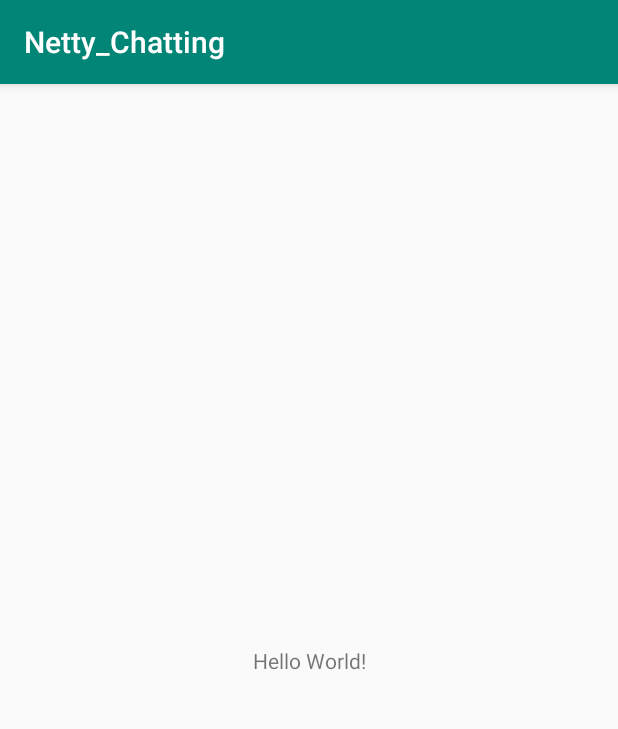
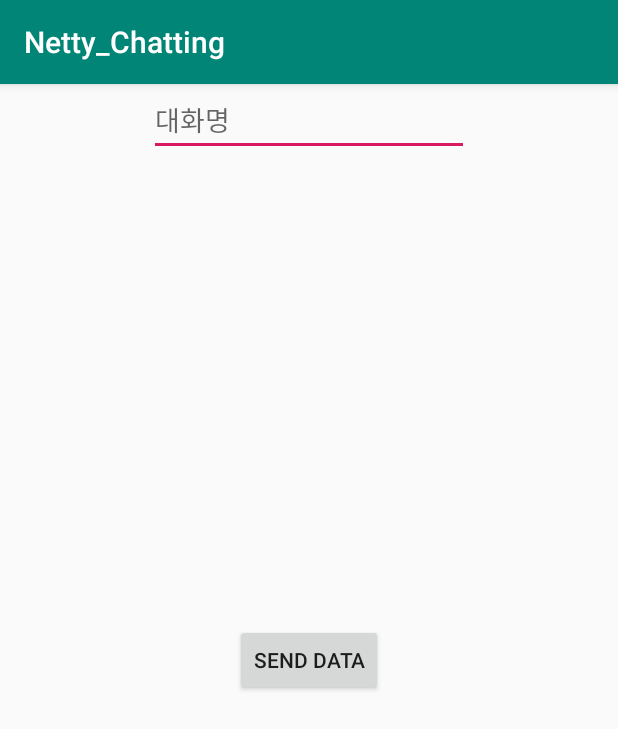
Before and after one commit to KRMKGOLD/Netty_Chat, an Android app: the screen it shows after launch (MainActivity), on a phone screen of 412 x 824 dp. Shown: the top 729 px of the screen. Run offline under Robolectric (Android 15) with nearby library versions, the phone set to English and light mode, and no system bars.

Commit message:
[Add] 어느 정도의 소켓 통신 완료

```diff
--- a/app/build.gradle
+++ b/app/build.gradle
@@ -26,4 +26,5 @@ dependencies {
     testImplementation 'junit:junit:4.12'
     androidTestImplementation 'androidx.test:runner:1.2.0'
     androidTestImplementation 'androidx.test.espresso:espresso-core:3.2.0'
+    implementation 'androidx.recyclerview:recyclerview:1.0.0'
 }
--- a/app/src/main/AndroidManifest.xml
+++ b/app/src/main/AndroidManifest.xml
@@ -1,6 +1,8 @@
 <?xml version="1.0" encoding="utf-8"?>
 <manifest xmlns:android="http://schemas.android.com/apk/res/android"
     package="com.example.netty_chatting">
+
+    <uses-permission android:name="android.permission.INTERNET"/>
 
     <application
         android:allowBackup="true"
@@ -8,6 +10,7 @@
         android:label="@string/app_name"
         android:roundIcon="@mipmap/ic_launcher_round"
         android:supportsRtl="true"
+        android:usesCleartextTraffic="true"
         android:theme="@style/AppTheme">
         <activity android:name=".MainActivity">
             <intent-filter>
--- a/app/src/main/java/com/example/netty_chatting/MainActivity.java
+++ b/app/src/main/java/com/example/netty_chatting/MainActivity.java
@@ -3,12 +3,90 @@ package com.example.netty_chatting;
 import androidx.appcompat.app.AppCompatActivity;
 
 import android.os.Bundle;
+import android.util.Log;
+import android.view.View;
+import android.widget.Button;
+import android.widget.EditText;
+
+import java.io.BufferedReader;
+import java.io.IOException;
+import java.io.InputStreamReader;
+import java.io.OutputStream;
+import java.net.Socket;
+import java.util.Arrays;
 
 public class MainActivity extends AppCompatActivity {
+
+    private Socket mSocket;
+    private EditText nameEditText;
+    private Button sendDataButton;
+
+    private BufferedReader in;
+    private OutputStream out;
 
     @Override
     protected void onCreate(Bundle savedInstanceState) {
         super.onCreate(savedInstanceState);
         setContentView(R.layout.activity_main);
+
+        nameEditText = findViewById(R.id.nameEditText);
+        sendDataButton = findViewById(R.id.sendDataButton);
+
+        Thread thread = new Thread(
+                new Runnable() {
+                    @Override
+                    public void run() {
+                        try {
+                            mSocket = new Socket("10.156.145.149", 5000);
+                            in = new BufferedReader(new InputStreamReader(mSocket.getInputStream()));
+                            out = mSocket.getOutputStream();
+                            sendMsg("100|");
+                            sendMsg("150|Testing계정입니다");
+                        } catch (Exception e) {
+                            e.printStackTrace();
+                        }
+                    }
+                }
+        );
+
+        thread.start();
+
+        sendDataButton.setOnClickListener(new View.OnClickListener() {
+            @Override
+            public void onClick(View view) {
+                getRoomList();
+            }
+        });
+    }
+
+    private void sendMsg(final String msg) {
+        new Thread(
+                new Runnable() {
+                    @Override
+                    public void run() {
+                        try {
+                            out.write((msg + "\n").getBytes());
+                        } catch (IOException e) {
+                            e.printStackTrace();
+                        }
+                    }
+                }
+        ).start();
+    }
+
+    private void getRoomList() {
+        new Thread(
+                new Runnable() {
+                    @Override
+                    public void run() {
+                        try {
+                            String[] msgs = in.readLine().split("\\|");
+                            Log.d("msgs", Arrays.toString(msgs));
+                        } catch (IOException e) {
+                            e.printStackTrace();
+                        }
+                    }
+                }
+        ).start();
     }
 }
--- a/app/src/main/res/layout/activity_main.xml
+++ b/app/src/main/res/layout/activity_main.xml
@@ -6,13 +6,25 @@
     android:layout_height="match_parent"
     tools:context=".MainActivity">
 
-    <TextView
+    <Button
+        android:id="@+id/sendDataButton"
         android:layout_width="wrap_content"
         android:layout_height="wrap_content"
-        android:text="Hello World!"
+        android:text="send Data"
         app:layout_constraintBottom_toBottomOf="parent"
-        app:layout_constraintLeft_toLeftOf="parent"
-        app:layout_constraintRight_toRightOf="parent"
+        app:layout_constraintEnd_toEndOf="parent"
+        app:layout_constraintStart_toStartOf="parent"
+        app:layout_constraintTop_toTopOf="parent" />
+
+    <EditText
+        android:id="@+id/nameEditText"
+        android:layout_width="wrap_content"
+        android:layout_height="wrap_content"
+        android:ems="10"
+        android:hint="대화명"
+        android:inputType="textPersonName"
+        app:layout_constraintEnd_toEndOf="parent"
+        app:layout_constraintStart_toStartOf="parent"
         app:layout_constraintTop_toTopOf="parent" />
 
 </androidx.constraintlayout.widget.ConstraintLayout>
```
